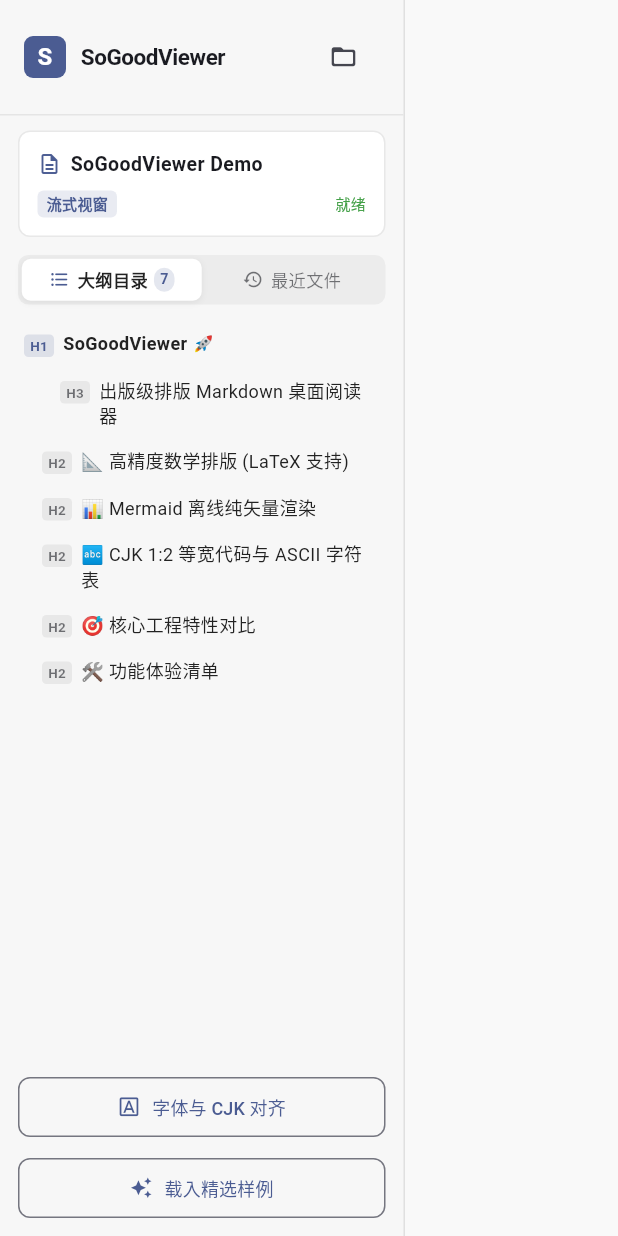
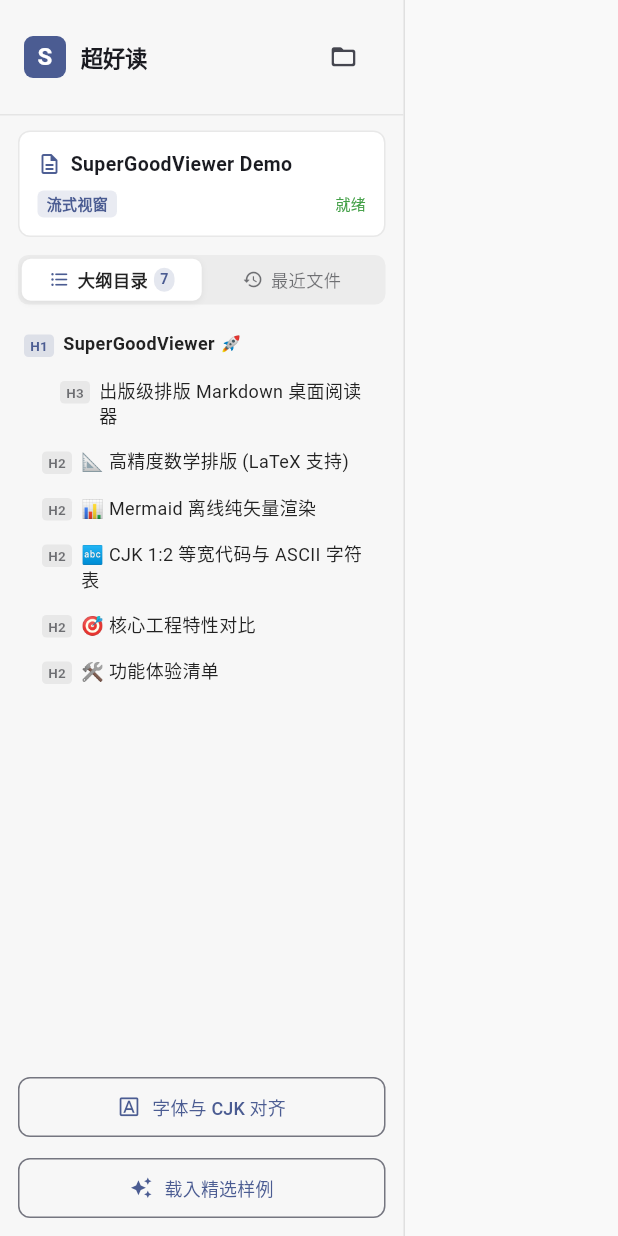
Before and after one commit to dotsg/SuperGoodViewer, a Flutter app: the SidebarView widget shown alone on an empty page, opened directly with empty values, on a phone screen of 412 x 824 dp. Run offline on Flutter 3.47's test engine with Material 3 defaults, Android fonts, the phone set to English and light mode, and no system bars; our stand-ins replace file_picker; missing offline and left inert: dart:ffi, pdfrx; Roboto replaces fonts that are missing (-apple-system).

Commit message:
feat: release 1.0.0, introduce Chinese product name 超好读, and add multi-platform release CI

```diff
--- a/ui/lib/controllers/reader_controller.dart
+++ b/ui/lib/controllers/reader_controller.dart
@@ -466,12 +466,12 @@
 
   void _setSampleDocumentContent() {
     _currentFilePath = null;
-    _documentTitle = 'SoGoodViewer Demo';
+    _documentTitle = 'SuperGoodViewer Demo';
     _currentMarkdown = r'''
-# SoGoodViewer 🚀
+# SuperGoodViewer 🚀
 ### 出版级排版 Markdown 桌面阅读器
 
-欢迎体验 **SoGoodViewer**！本应用通过 **Typst 嵌入式编译 + PDFium 矢量渲染**，为您提供极致的阅读美感与跨平台 100% 像素级一致性。
+欢迎体验 **SuperGoodViewer**！本应用通过 **Typst 嵌入式编译 + PDFium 矢量渲染**，为您提供极致的阅读美感与跨平台 100% 像素级一致性。
 
 ---
 
@@ -528,7 +528,7 @@
 
 ## 🎯 核心工程特性对比
 
-| 衡量维度 | SoGoodViewer (纯原生) | 传统 Electron / WebView 阅读器 |
+| 衡量维度 | SuperGoodViewer (纯原生) | 传统 Electron / WebView 阅读器 |
 | :--- | :--- | :--- |
 | **排版引擎** | **Typst 出版级矢量排版** | 浏览器 DOM / Webview 屏幕流动 |
 | **内存占用** | **~ 45 MB** | **~ 350 MB - 1 GB** |
--- a/ui/lib/main.dart
+++ b/ui/lib/main.dart
@@ -6,18 +6,20 @@
 void main(List<String> args) {
   StartupMetrics.begin();
   WidgetsFlutterBinding.ensureInitialized();
-  runApp(SoGoodViewerApp(initialFile: args.isNotEmpty ? args.first : null));
+  runApp(SuperGoodViewerApp(initialFile: args.isNotEmpty ? args.first : null));
 }
 
-class SoGoodViewerApp extends StatefulWidget {
+class SuperGoodViewerApp extends StatefulWidget {
   final String? initialFile;
-  const SoGoodViewerApp({super.key, this.initialFile});
+  const SuperGoodViewerApp({super.key, this.initialFile});
 
   @override
-  State<SoGoodViewerApp> createState() => _SoGoodViewerAppState();
+  State<SuperGoodViewerApp> createState() => _SuperGoodViewerAppState();
 }
 
-class _SoGoodViewerAppState extends State<SoGoodViewerApp> {
+typedef SoGoodViewerApp = SuperGoodViewerApp;
+
+class _SuperGoodViewerAppState extends State<SuperGoodViewerApp> {
   late final ReaderController _controller;
 
   @override
@@ -74,7 +76,7 @@
         final isDark = _controller.renderOptions.isDark;
 
         return MaterialApp(
-          title: 'SoGoodViewer',
+          title: '超好读',
           debugShowCheckedModeBanner: false,
           themeMode: isDark ? ThemeMode.dark : ThemeMode.light,
           theme: _lightTheme,
--- a/ui/lib/models/render_options.dart
+++ b/ui/lib/models/render_options.dart
@@ -1,6 +1,6 @@
 import 'dart:convert';
 
-/// Represents rendering configuration for SoGoodViewer.
+/// Represents rendering configuration for SuperGoodViewer.
 class RenderOptions {
   final String mode; // "fluid" (continuous auto-height) or "paged" (A4 paginated)
   final String theme; // "light" or "dark"
--- a/ui/lib/views/sidebar_view.dart
+++ b/ui/lib/views/sidebar_view.dart
@@ -388,7 +388,7 @@
                   const SizedBox(width: 10),
                   const Expanded(
                     child: Text(
-                      'SoGoodViewer',
+                      '超好读',
                       style: TextStyle(
                         fontWeight: FontWeight.w700,
                         fontSize: 15,
```
Also changed, not shown: ui/lib/views/pdf_canvas_view.dart (+21 -15 lines), 17 other files.
